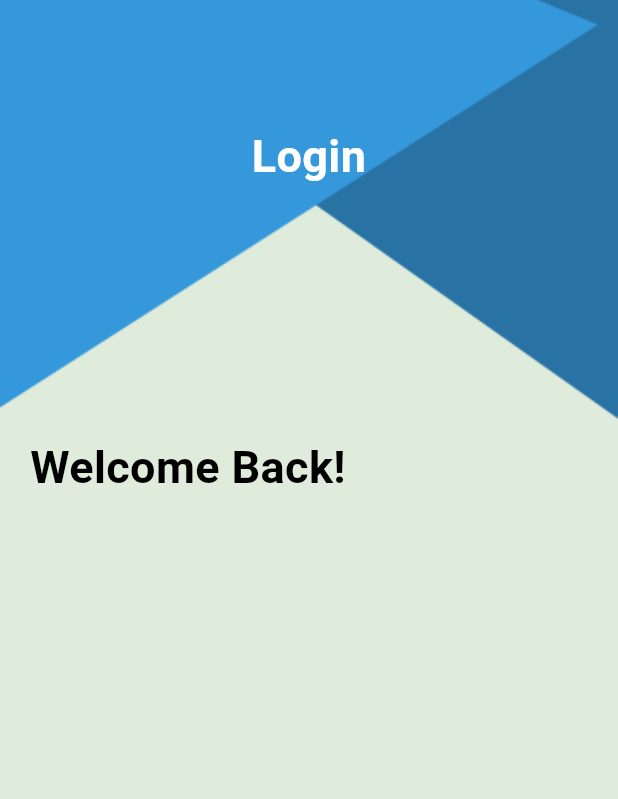
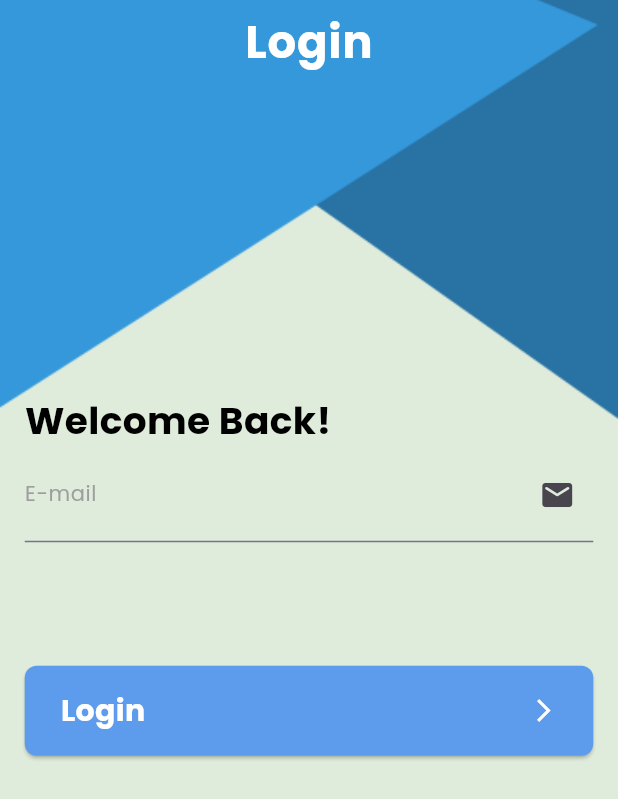
Before and after one commit to mostafamagde/ToDo_App, a Flutter app: the screen it shows after launch, on a phone screen of 412 x 824 dp. Shown: the top 799 px of the screen. Run offline on Flutter 3.47's test engine with Material 3 defaults, Android fonts, the phone set to English and light mode, and no system bars.

Commit message:
login textfield and validation

```diff
--- a/lib/core/AppThemeManager.dart
+++ b/lib/core/AppThemeManager.dart
@@ -1,7 +1,44 @@
 import 'package:flutter/material.dart';
 
-class Appthememanager{
-  static ThemeData lighttheme =ThemeData(
-    scaffoldBackgroundColor: Color(0xFFDFECDB)
+class Appthememanager {
+  static const Color primarycolor = Color(0xFF5D9CEC);
+  static ThemeData lighttheme = ThemeData(
+    scaffoldBackgroundColor: Colors.transparent,
+    primaryColor: primarycolor,
+    appBarTheme: const AppBarTheme(
+      backgroundColor: Colors.transparent,
+      centerTitle: true,
+      titleTextStyle: TextStyle(
+        color: Colors.white,
+        fontWeight: FontWeight.w700,
+        fontSize: 25,
+      ),
+    ),
+    textTheme: TextTheme(
+      bodyLarge: TextStyle(
+        fontFamily: "Poppins",
+        fontSize: 30,
+        color: Colors.white,
+        fontWeight: FontWeight.w700,
+      ),
+      bodyMedium:  TextStyle(
+        fontFamily: "Poppins",
+        fontSize: 25,
+        color: Colors.black ,
+        fontWeight: FontWeight.w700,
+      ),
+      bodySmall:  TextStyle(
+        fontFamily: "Poppins",
+        fontSize: 14,
+        color: Colors.black ,
+        fontWeight: FontWeight.w400,
+      ),
+      displayMedium: TextStyle(
+        fontFamily: "Poppins",
+        fontSize: 18,
+        color: Colors.black ,
+        fontWeight: FontWeight.w500,
+      ),
+    ),
   );
 }
--- a/lib/main.dart
+++ b/lib/main.dart
@@ -15,6 +15,7 @@ class MyApp extends StatelessWidget {
   @override
   Widget build(BuildContext context) {
     return  MaterialApp(
+      debugShowCheckedModeBanner: false,
       initialRoute: PageRoutesNames.splash,
       onGenerateRoute: RouteGenerator.GenerateRoutes,
       theme: Appthememanager.lighttheme,
--- a/lib/modules/login/login.dart
+++ b/lib/modules/login/login.dart
@@ -1,19 +1,121 @@
 import 'package:flutter/material.dart';
 
-class Loginview extends StatelessWidget {
+class Loginview extends StatefulWidget {
   const Loginview({super.key});
+
+  @override
+  State<Loginview> createState() => _LoginviewState();
+}
+
+class _LoginviewState extends State<Loginview> {
+  var formfey = GlobalKey<FormState>();
+  var email = TextEditingController();
 
   @override
   Widget build(BuildContext context) {
     var media = MediaQuery.of(context).size;
-    return Scaffold(
-      body: Container(
-        decoration: const BoxDecoration(
-          image: DecorationImage(
-            image: AssetImage("assets/images/background.png"),
-            fit: BoxFit.cover,
+    var theme = Theme.of(context);
+
+    return Container(
+      decoration: const BoxDecoration(
+        color: Color(0xffDFECDB),
+        image: DecorationImage(
+          image: AssetImage("assets/images/background.png"),
+          fit: BoxFit.cover,
+        ),
+      ),
+      child: Scaffold(
+        appBar: AppBar(
+          title: Text("Login", style: theme.textTheme.bodyLarge),
+        ),
+        body: Padding(
+          padding: EdgeInsets.only(
+              left: media.width * .04, right: media.width * .04),
+          child: Form(
+            key: formfey,
+            child: Column(
+              crossAxisAlignment: CrossAxisAlignment.start,
+              children: [
+                SizedBox(
+                  height: media.height * .25,
+                ),
+                Text(
+                  "Welcome Back!",
+                  style: theme.textTheme.bodyMedium,
+                ),
+                TextFormField(
+                  validator: (value) {
+                    if (value == null || value.trim().isEmpty) {
+                      return "Please enter your email address.";
+                    }
+                    bool email = RegExp(
+                            r"^[a-zA-Z0-9.a-zA-Z0-9.!#$%&'*+-/=?^_`{|}~]+@[a-zA-Z0-9]+\.[a-zA-Z]+")
+                        .hasMatch(value);
+                    if (email) return null;
+                    return "Please enter valid email address";
+                  },
+                  controller: email,
+                  decoration: InputDecoration(
+                    label: Text(
+                      "E-mail",
+                      style: theme.textTheme.bodySmall?.copyWith(
+                        color: Colors.grey,
+                      ),
+                    ),
+                    suffixIcon: const Icon(
+                      Icons.email_rounded,
+                    ),
+                    hintText: "Enter your email address",
+                    focusedBorder: UnderlineInputBorder(
+                      borderSide: BorderSide(
+                        color: theme.primaryColor,
+                        width: 3,
+                        style: BorderStyle.solid,
+                      ),
+                    ),
+                  ),
+                  cursorColor: theme.primaryColor,
+                  style: theme.textTheme.displayMedium,
+                ),
+                SizedBox(
+                  height: media.height * .1,
+                ),
+                ElevatedButton(
+                  onPressed: () {
+                    formfey.currentState!.validate();
+                  },
+                  style: ElevatedButton.styleFrom(
+                    backgroundColor: theme.primaryColor,
+                    shape: RoundedRectangleBorder(
+                      borderRadius: BorderRadius.circular(8),
+                    ),
+                  ),
+                  child: Row(
+                    mainAxisAlignment: MainAxisAlignment.spaceBetween,
+                    children: [
+                      Text(
+                        "Login",
+                        style: theme.textTheme.bodyMedium?.copyWith(
+                            color: Colors.white, fontSize: 20, height: 3),
+                      ),
+                      const Icon(
+                        Icons.arrow_forward_ios,
+                        color: Colors.white,
+                      )
+                    ],
+                  ),
+                )
+              ],
+            ),
           ),
         ),
+      ),
+    );
+  }
+}
+/*  Scaffold(
+      body: Container(
+
         child: SizedBox(
           width: double.infinity,
           child: Padding(
@@ -35,20 +137,11 @@ class Loginview extends StatelessWidget {
                 ),
                 Padding(
                   padding: EdgeInsets.only(top: media.height*.2),
-                  child: Text(
-                    "Welcome Back!",
-                    style: TextStyle(
-                      color: Colors.black,
-                      fontWeight: FontWeight.bold,
-                      fontSize: 30,
-                    ),
-                  ),
+                  child:
                 ),
               ],
             ),
           ),
         ),
       ),
-    );
-  }
-}
+    );*/
```
Also changed, not shown: pubspec.yaml (+7 -4 lines), assets/fonts/Poppins-Bold.ttf (added), assets/fonts/Poppins-Medium.ttf (added), assets/fonts/Poppins-Regular.ttf (added), assets/fonts/Poppins-SemiBold.ttf (added).
